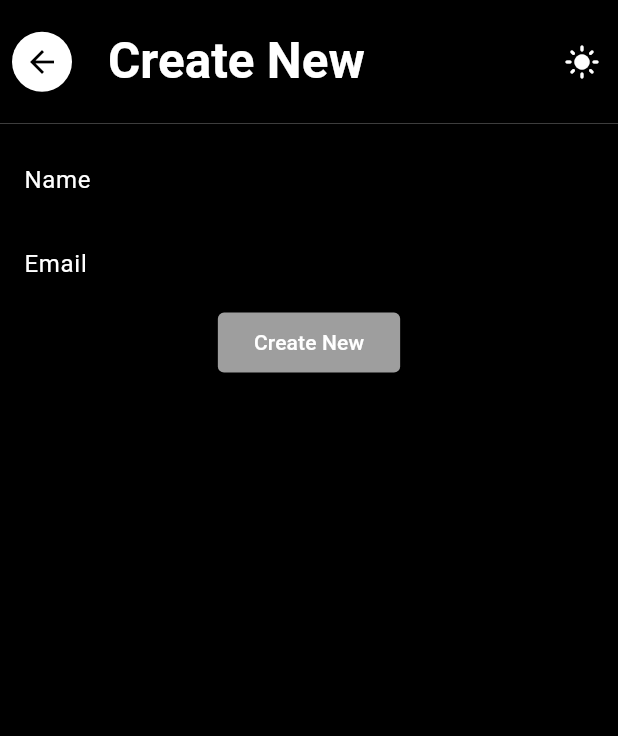
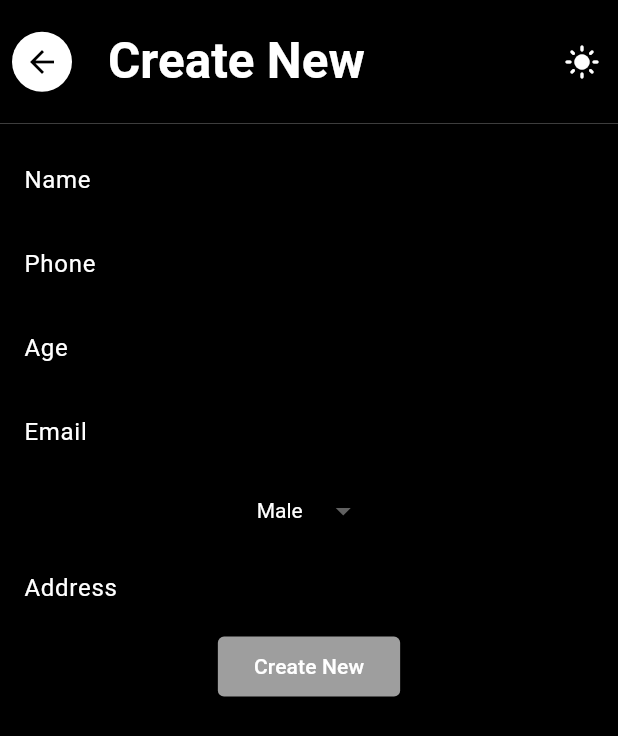
Before and after one commit to Mostafa-Elzohirey/sprints_profile_management_project, a Flutter app: the CreateNew screen opened directly, on a phone screen of 412 x 824 dp. Shown: the top 736 px of the screen. Run offline on Flutter 3.47's test engine with Material 3 defaults, Android fonts, the phone set to English and light mode, and no system bars.

Commit message:
user details

```diff
--- a/lib/pages/user_details/create_new.dart
+++ b/lib/pages/user_details/create_new.dart
@@ -61,7 +61,7 @@ class _CreateNewState extends State<CreateNew> {
         child: Column(
           crossAxisAlignment: CrossAxisAlignment.center,
           children: [
-            UserFrom(),
+            UserForm(),
             ElevatedButton(
               onPressed: () {
                 // create New API
--- a/lib/pages/user_details/user_form.dart
+++ b/lib/pages/user_details/user_form.dart
@@ -1,13 +1,13 @@
 import 'package:flutter/material.dart';
 
-class UserFrom extends StatefulWidget {
-  const UserFrom({super.key});
+class UserForm extends StatefulWidget {
+  const UserForm({super.key});
 
   @override
-  State<UserFrom> createState() => _UserFromState();
+  State<UserForm> createState() => _UserFormState();
 }
 
-class _UserFromState extends State<UserFrom> {
+class _UserFormState extends State<UserForm> {
   TextEditingController nameController = TextEditingController();
   TextEditingController phoneController = TextEditingController();
   TextEditingController ageController = TextEditingController();
@@ -18,6 +18,7 @@ class _UserFromState extends State<UserFrom> {
   @override
   Widget build(BuildContext context) {
     final formKey = GlobalKey<FormState>();
+    String? selectedGender = 'Male';
 
     return SizedBox(
       width: MediaQuery.of(context).size.width,
@@ -35,40 +36,84 @@ class _UserFromState extends State<UserFrom> {
                 border: OutlineInputBorder()
               )
             ),
-            /*Row(
-              children: [
                 TextFormField(
                   controller: phoneController,
                   validator: (value) {
-
+                    if (value != null && value.trim().isEmpty) {
+                      return 'Email Can\'t be empty ';
+                    }
+                    return null;
                   },
                   style: TextStyle(color: Theme.of(context).colorScheme.primary),
                   decoration: InputDecoration(
                     labelText: "Phone",
+                    labelStyle: TextStyle(color: Theme.of(context).colorScheme.primary),
                     border: OutlineInputBorder()
                   )
                 ),
                 TextFormField(
                   controller: ageController,
                   validator: (value) {
-
+                    if (value != null && value.trim().isEmpty) {
+                      return 'Email Can\'t be empty ';
+                    }
+                    return null;
                   },
                   style: TextStyle(color: Theme.of(context).colorScheme.primary),
                   decoration: InputDecoration(
                     labelText: "Age",
+                    labelStyle: TextStyle(color: Theme.of(context).colorScheme.primary),
                     border: OutlineInputBorder()
                   )
                 ),
-              ],
-            )*/
+
             TextFormField(
               controller: emailController,
               validator: (value) {
-
+                  if (value != null && value.trim().isEmpty) {
+                    return 'Email Can\'t be empty ';
+                  }
+                  return null;
               },
               style: TextStyle(color: Theme.of(context).colorScheme.primary),
               decoration: InputDecoration(
                 labelText: "Email",
+                labelStyle: TextStyle(color: Theme.of(context).colorScheme.primary),
+                border: OutlineInputBorder()
+              )
+            ),
+
+            DropdownButton<String>(
+              style: TextStyle(color: Theme.of(context).colorScheme.primary),
+              underline: Container(),
+              value: selectedGender,
+              onChanged: (String? newValue) {
+                setState(() {
+                  selectedGender = newValue;
+                });
+              },
+              items: <String>['Male', 'Female']
+                  .map<DropdownMenuItem<String>>((String value) {
+                return DropdownMenuItem<String>(
+                  value: value,
+                  child: Text(
+                    value,
+
+                  ),
+                );
+              }).toList(),
+            ),
+            TextFormField(
+              controller: addressController,
+              validator: (value) {
+                  if (value != null && value.trim().isEmpty) {
+                    return 'Email Can\'t be empty ';
+                  }
+                  return null;
+              },
+              style: TextStyle(color: Theme.of(context).colorScheme.primary),
+              decoration: InputDecoration(
+                labelText: "Address",
                 labelStyle: TextStyle(color: Theme.of(context).colorScheme.primary),
                 border: OutlineInputBorder()
               )
--- a/lib/pages/user_list/components/alert_dialog.dart
+++ b/lib/pages/user_list/components/alert_dialog.dart
@@ -17,6 +17,7 @@ class _DeleteAlertState extends State<DeleteAlert> {
         color: Colors.amber
       ),
       title: Text("Are you sure to delete this user?"),
+      backgroundColor: Theme.of(context).colorScheme.primary,
       actionsAlignment: MainAxisAlignment.center,
       actions: [
         TextButton(
--- a/lib/pages/user_list/components/user_card.dart
+++ b/lib/pages/user_list/components/user_card.dart
@@ -1,6 +1,8 @@
 import 'package:flutter/material.dart';
+import 'package:sprints_profile_management_project/pages/user_details/edit.dart';
 import 'package:sprints_profile_management_project/pages/user_list/components/alert_dialog.dart';
 import 'package:sprints_profile_management_project/theme/app_colors.dart';
+import 'package:sprints_profile_management_project/utils/navigation.dart';
 
 class UserCard extends StatefulWidget {
   const UserCard({super.key, required this.index});
@@ -94,7 +96,7 @@ class _UserCardState extends State<UserCard> {
           ),
           trailing: IconButton(
             onPressed: () {
-
+              context.push(Edit(userID: widget.index));
             },
             style: IconButton.styleFrom(
               backgroundColor: Colors.black,
```
Also changed, not shown: lib/pages/user_details/edit.dart (+81 -2 lines), lib/pages/user_details/go_to_edit.dart (+93 -0 lines).
